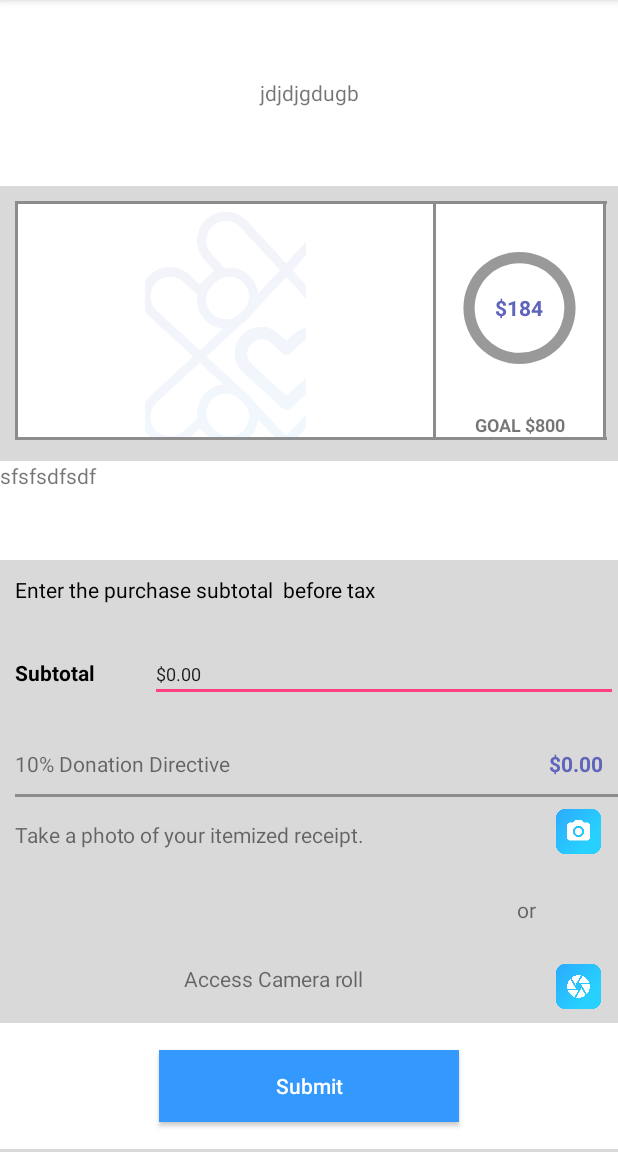
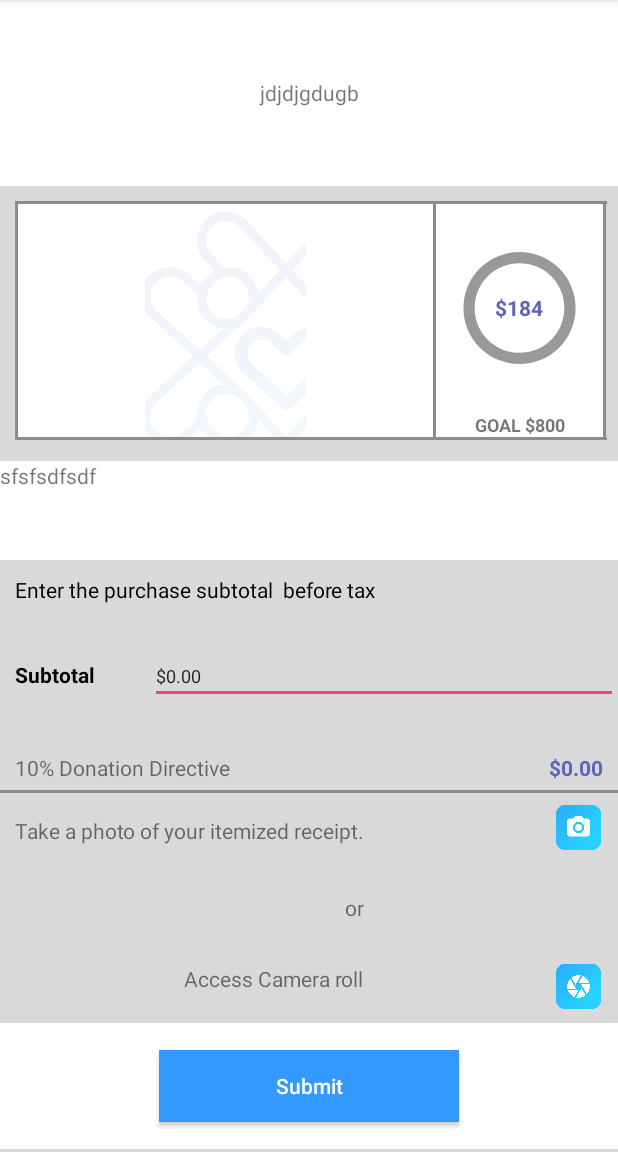
Before and after one commit to iBeket/ScreenProject, an Android app: the ProgressBarActivity screen opened directly, with no data from a screen before it, on a phone screen of 412 x 824 dp, the part 84-1236 px from its top. Run offline under Robolectric (Android 15) with nearby library versions, the phone set to English and light mode, and no system bars.

Commit message:
improvements on progress bar layout

```diff
--- a/app/src/main/res/layout/activity_progress_bar.xml
+++ b/app/src/main/res/layout/activity_progress_bar.xml
@@ -230,10 +230,6 @@
                 android:id="@+id/line_between"
                 android:layout_width="match_parent"
                 android:layout_height="2dp"
-                android:layout_below="@id/lin_layout"
-                android:layout_marginLeft="10dp"
-                android:layout_marginStart="10dp"
-                android:layout_marginTop="5dp"
                 android:background="#8c8c8c" />
 
             <RelativeLayout
@@ -267,11 +263,10 @@
                     android:id="@+id/or"
                     android:layout_width="wrap_content"
                     android:layout_height="wrap_content"
+                    android:layout_alignEnd="@+id/take_photo"
+                    android:layout_alignRight="@+id/take_photo"
                     android:layout_centerInParent="true"
-                    android:layout_marginEnd="13dp"
-                    android:layout_marginRight="13dp"
-                    android:layout_toLeftOf="@+id/photo_image"
-                    android:layout_toStartOf="@+id/photo_image"
+
                     android:text="or" />
 
                 <TextView
@@ -288,9 +283,9 @@
                     android:id="@+id/imageView2"
                     android:layout_width="30dp"
                     android:layout_height="30dp"
+                    android:layout_alignLeft="@+id/photo_image"
+                    android:layout_alignStart="@+id/photo_image"
                     android:layout_alignTop="@+id/access_camera_roll"
-                    android:layout_toEndOf="@+id/or"
-                    android:layout_toRightOf="@+id/or"
                     android:src="@drawable/camera_roll" />
 
 
```
